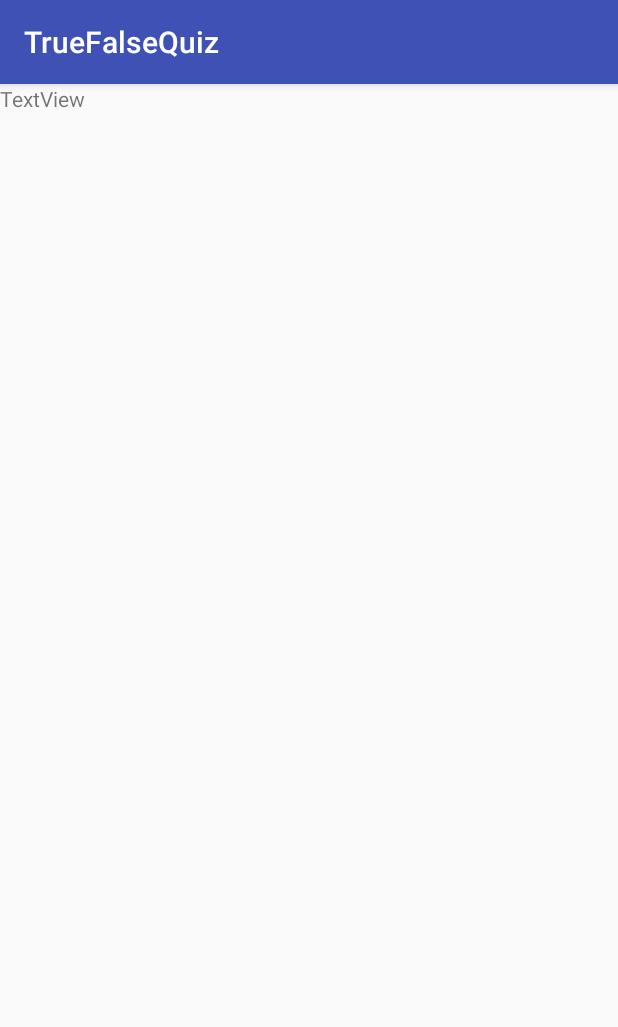
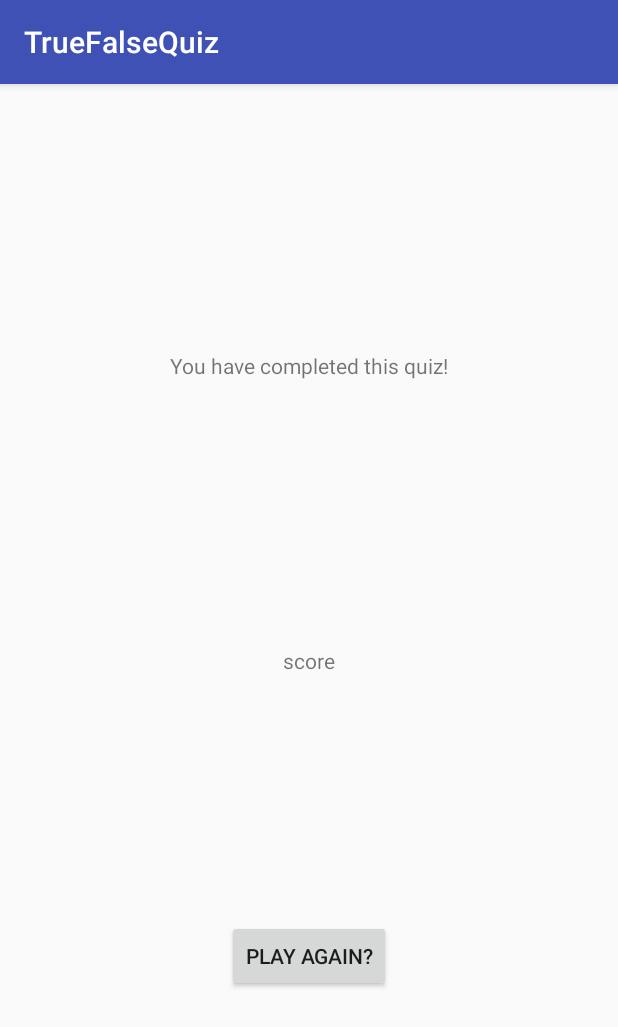
Before and after one commit to SirLancelotZ/TrueFalseQuiz, an Android app: the ScoreActivity screen opened directly, with no data from a screen before it, on a phone screen of 412 x 824 dp. Shown: the top 1027 px of the screen. Run offline under Robolectric (Android 15) with nearby library versions, the phone set to English and light mode, and no system bars; 1 statement that could not run was skipped.

Commit message:
10/31 edit

```diff
--- a/app/src/main/java/com/example/truefalsequiz/ScoreActivity.java
+++ b/app/src/main/java/com/example/truefalsequiz/ScoreActivity.java
@@ -1,16 +1,38 @@
 package com.example.truefalsequiz;
 
+import android.content.Intent;
 import android.support.v7.app.AppCompatActivity;
 import android.os.Bundle;
 import android.widget.Button;
+import android.widget.TextView;
 
 public class ScoreActivity extends AppCompatActivity {
 
-    private Button Score;
+    private Button playAgain;
+    private TextView textViewscore;
+    private TextView textViewCompletion;
+
 
     @Override
     protected void onCreate(Bundle savedInstanceState) {
         super.onCreate(savedInstanceState);
         setContentView(R.layout.activity_score);
+        wireWidgets();
+
+        textViewCompletion.setText("You have completed this quiz!");
+
+        Intent receiveIntent = getIntent();
+        String score = receiveIntent.getStringExtra(MainActivity.EXTRA_MESSAGE);
+        textViewscore.setText("Your score:" + score);
+
+    }
+
+
+
+
+    private void wireWidgets() {
+        textViewCompletion = findViewById(R.id.textView_score_completion);
+        textViewscore = findViewById(R.id.textView_score_score);
+        playAgain = findViewById(R.id.button_score_playagain);
     }
 }
--- a/app/src/main/res/layout/activity_score.xml
+++ b/app/src/main/res/layout/activity_score.xml
@@ -10,7 +10,41 @@
         android:id="@+id/textView_score"
         android:layout_width="wrap_content"
         android:layout_height="wrap_content"
-        android:text="TextView"
-        tools:layout_editor_absoluteX="151dp"
-        tools:layout_editor_absoluteY="245dp" />
+        android:layout_marginStart="8dp"
+        android:layout_marginTop="8dp"
+        android:layout_marginEnd="8dp"
+        android:layout_marginBottom="8dp"
+        android:text="@string/score"
+        app:layout_constraintBottom_toBottomOf="parent"
+        app:layout_constraintEnd_toEndOf="parent"
+        app:layout_constraintStart_toStartOf="parent"
+        app:layout_constraintTop_toTopOf="parent" />
+
+    <Button
+        android:id="@+id/button_score_playagain"
+        android:layout_width="wrap_content"
+        android:layout_height="wrap_content"
+        android:layout_marginStart="8dp"
+        android:layout_marginTop="8dp"
+        android:layout_marginEnd="8dp"
+        android:layout_marginBottom="8dp"
+        android:text="@string/play_again"
+        app:layout_constraintBottom_toBottomOf="parent"
+        app:layout_constraintEnd_toEndOf="parent"
+        app:layout_constraintStart_toStartOf="parent"
+        app:layout_constraintTop_toBottomOf="@+id/textView_score" />
+
+    <TextView
+        android:id="@+id/textView_score_completion"
+        android:layout_width="wrap_content"
+        android:layout_height="wrap_content"
+        android:layout_marginStart="8dp"
+        android:layout_marginTop="8dp"
+        android:layout_marginEnd="8dp"
+        android:layout_marginBottom="8dp"
+        android:text="@string/completion"
+        app:layout_constraintBottom_toTopOf="@+id/textView_score"
+        app:layout_constraintEnd_toEndOf="parent"
+        app:layout_constraintStart_toStartOf="parent"
+        app:layout_constraintTop_toTopOf="parent" />
 </android.support.constraint.ConstraintLayout>
--- a/app/src/main/res/values/strings.xml
+++ b/app/src/main/res/values/strings.xml
@@ -2,4 +2,7 @@
     <string name="app_name">TrueFalseQuiz</string>
     <string name="quiz_true">true</string>
     <string name="quiz_false">False</string>
+    <string name="play_again">Play Again?</string>
+    <string name="completion">completion</string>
+    <string name="score">score</string>
 </resources>
```
Also changed, not shown: app/src/main/java/com/example/truefalsequiz/MainActivity.java (+21 -22 lines), app/src/main/java/com/example/truefalsequiz/Quiz.java (+12 -20 lines), app/src/main/res/layout/activity_main.xml (+12 -12 lines), app/src/main/res/raw/questions.json (+11 -3 lines), 2 other files.
